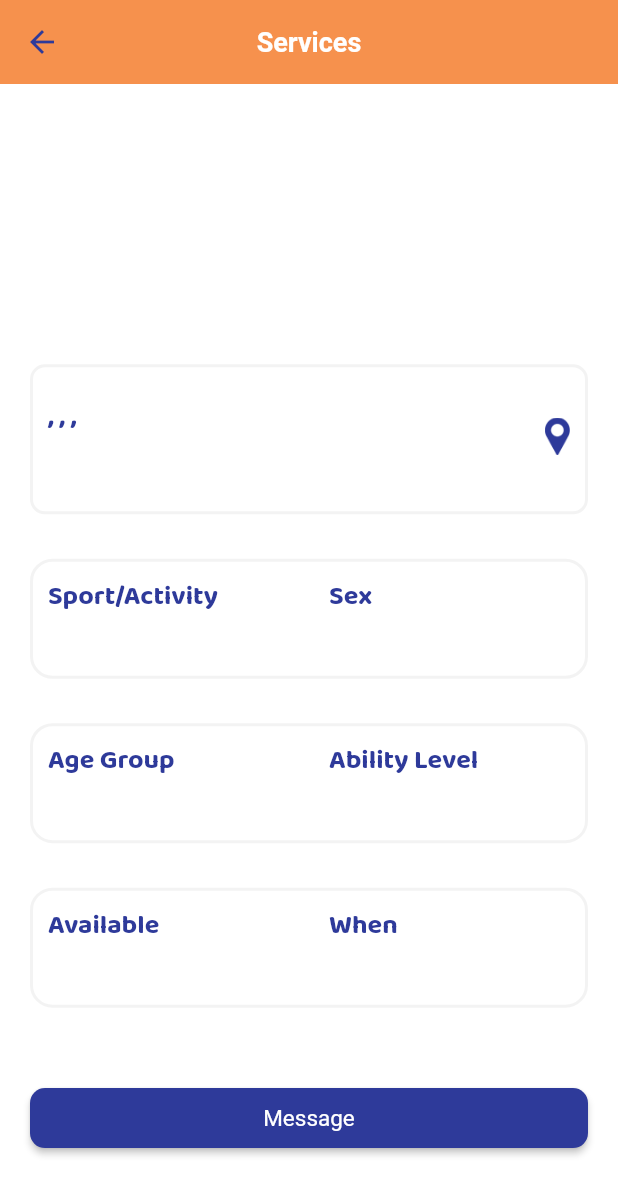
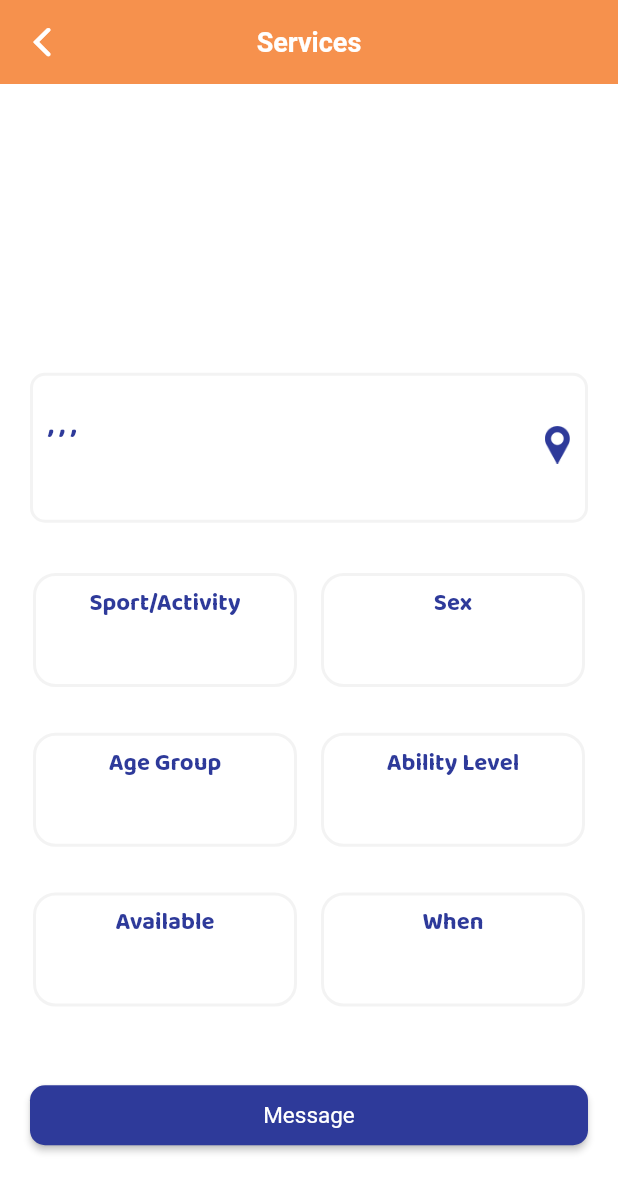
Before and after one commit to vishal88patel/teamsta_flutter, a Flutter app: the TeamServicePage screen opened directly with empty values, on a phone screen of 412 x 824 dp. Shown: the top 1195 px of the screen. Run offline on Flutter 3.47's test engine with Material 2 defaults, Android fonts, the light colour scheme and no system bars; our stand-ins replace badges, bubble, file_picker, flutter_datetime_picker, flutter_native_image, flutter_toggle_tab and 8 more; missing offline and left inert: debug_overlay, google_geocoding, google_place, maps_launcher, search_map_location; accounts and stored records are empty; network calls fail; project files that could hold a hidden picture were left out.

Commit message:
organization is done

```diff
--- a/lib/constants/strings.dart
+++ b/lib/constants/strings.dart
@@ -63,7 +63,8 @@ String env(String key) {
     case "APP_KEY":
       return "base64:AhBe91u5Y0vvxrojQTgPkYrSJxM7P+iJaSi1sMYjTwA=";
     case "GoogleKey":
-      return "AIzaSyBjaY2nvifrAJMYXnwyBazoUbPxKAggNVU";
+      // return "AIzaSyBjaY2nvifrAJMYXnwyBazoUbPxKAggNVU";
+      return "AIzaSyAyEd5kZdJHd5-dQGYj4DZuVxWLFxS-4eY";
     default:
       return "";
   }
--- a/lib/screens/organisation/org_more.dart
+++ b/lib/screens/organisation/org_more.dart
@@ -144,7 +144,7 @@ class TeamMore extends StatelessWidget {
                     var data = {
                       "isMore": true,
                     };
-                    // Get.toNamed("/terms", arguments: data);
+                    Get.toNamed("/terms", arguments: data);
                   }),
               CustomMoreCard(
                   title: "Privacy Policy",
@@ -154,7 +154,7 @@ class TeamMore extends StatelessWidget {
                     var data = {
                       "isMore": true,
                     };
-                    // Get.toNamed("/privacy", arguments: data);
+                    Get.toNamed("/privacy", arguments: data);
                   }),
               CustomMoreCard(
                   title: "Delete Account",
--- a/lib/screens/organisation/teamServicePage.dart
+++ b/lib/screens/organisation/teamServicePage.dart
@@ -1,3 +1,4 @@
+import 'package:flutter/cupertino.dart';
 import 'package:flutter/material.dart';
 import 'package:get/get.dart';
 import 'package:maps_launcher/maps_launcher.dart';
@@ -29,6 +30,15 @@ class TeamServicePage extends StatelessWidget {
     return Scaffold(
       appBar: AppBar(
         title: Text("Services"),
+        leading: InkWell(
+            onTap: () {
+              Get.back();
+            },
+            child: Icon(
+              CupertinoIcons.chevron_back,
+              color: primaryWhite,
+              size: 30,
+            )),
       ),
       body: Padding(
         padding: EdgeInsets.symmetric(vertical: 10, horizontal: 20),
--- a/lib/screens/user/services.dart
+++ b/lib/screens/user/services.dart
@@ -187,63 +187,67 @@ class CustomServiceCard extends StatelessWidget {
 
   @override
   Widget build(BuildContext context) {
-    return Padding(
-      padding: EdgeInsets.only(bottom: 5),
+    return Container(
+      height: 80,
+      decoration: BoxDecoration(
+        border: Border.all(color: Colors.white, width: 2),
+        borderRadius: BorderRadius.circular(15),
+      ),
+      child: Row(
+        children: [
+          Expanded(
             child: Container(
-        height: 80,
               decoration: BoxDecoration(
                 border: Border.all(color: customLightGrey, width: 2),
                 borderRadius: BorderRadius.circular(15),
               ),
-        child: Padding(
-          padding: EdgeInsets.symmetric(horizontal: 10),
-          child: Row(
-            children: [
-              Container(
-                width: mobileWidth / 3,
               child: Column(
-                  crossAxisAlignment: CrossAxisAlignment.start,
+                crossAxisAlignment: CrossAxisAlignment.center,
                 mainAxisAlignment: MainAxisAlignment.center,
                 children: [
                   Text(
                     title1!,
-                      style: Theme.of(context).textTheme.headline2,
+                    style: Theme.of(context).textTheme.headline2!.copyWith(fontSize: 16),
                   ),
                   Text(
                     subtitle1!,
                     style: Theme.of(context)
                         .textTheme
                         .headline2!
-                          .copyWith(color: customOrange),
+                        .copyWith(color: customOrange,fontSize: 22,fontWeight: FontWeight.bold),
                   )
                 ],
               ),
             ),
-              const SizedBox(width: 50),
-              Container(
-                width: mobileWidth / 3,
+          ),
+          SizedBox(width: 16,),
+          Expanded(
+            child: Container(
+              decoration: BoxDecoration(
+                border: Border.all(color: customLightGrey, width: 2),
+                borderRadius: BorderRadius.circular(15),
+              ),
               child: Column(
                 mainAxisAlignment: MainAxisAlignment.center,
-                  crossAxisAlignment: CrossAxisAlignment.start,
+                crossAxisAlignment: CrossAxisAlignment.center,
                 children: [
                   Text(
                     title2!,
-                      style: Theme.of(context).textTheme.headline2,
+                    style: Theme.of(context).textTheme.headline2!.copyWith(fontSize: 16),
                   ),
                   Text(
                     subtitle2!,
                     style: Theme.of(context)
                         .textTheme
                         .headline2!
-                          .copyWith(color: customOrange),
+                        .copyWith(color: customOrange,fontSize: 22,fontWeight: FontWeight.bold),
                   )
                 ],
               ),
             ),
-              Spacer(),
+          ),
+
         ],
-          ),
-        ),
       ),
     );
   }
```
Also changed, not shown: lib/widgets/appBottomNav.dart (+22 -2 lines), lib/widgets/privacy.dart (+10 -0 lines), lib/widgets/termsAndConditions.dart (+10 -0 lines), 1 other file. Lines whose indentation alone changed are shown as unchanged.
